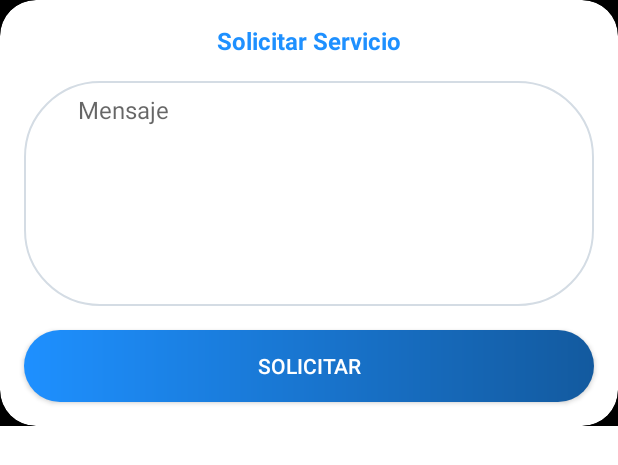
After one commit to laloretom/UnaAyuditaAqui, an Android app: the layout request_input.xml on its own in the app's theme, with its tools: preview values and no code run, on a phone screen of 412 x 824 dp. The commit adds this screen. Shown: the top 465 px of the screen. Run offline under Robolectric (Android 15) with nearby library versions, the phone set to English and light mode, and no system bars.

Commit message:
Request Service

```diff
--- /dev/null
+++ b/app/src/main/res/layout/request_input.xml
@@ -0,0 +1,79 @@
+<?xml version="1.0" encoding="utf-8"?>
+<androidx.constraintlayout.widget.ConstraintLayout
+    xmlns:android="http://schemas.android.com/apk/res/android"
+    android:layout_width="match_parent"
+    android:layout_height="wrap_content"
+    xmlns:app="http://schemas.android.com/apk/res-auto"
+    xmlns:tools="http://schemas.android.com/tools"
+    tools:background="@color/black">
+
+    <com.google.android.material.card.MaterialCardView
+        android:id="@+id/ccTrip"
+        android:layout_width="0dp"
+        android:layout_height="wrap_content"
+        app:cardCornerRadius="24dp"
+        app:cardElevation="0dp"
+        android:background="?attr/colorOnPrimary"
+        app:layout_constraintStart_toStartOf="parent"
+        app:layout_constraintEnd_toEndOf="parent"
+        app:layout_constraintBottom_toBottomOf="parent"
+        app:layout_constraintTop_toTopOf="parent">
+
+        <androidx.constraintlayout.widget.ConstraintLayout
+            android:layout_width="match_parent"
+            android:layout_height="wrap_content">
+
+            <TextView
+                android:id="@+id/toTextView"
+                android:layout_width="wrap_content"
+                android:layout_height="wrap_content"
+                android:layout_margin="16dp"
+                app:layout_constraintTop_toTopOf="parent"
+                app:layout_constraintStart_toStartOf="parent"
+                app:layout_constraintEnd_toEndOf="parent"
+                android:text="Solicitar Servicio"
+                android:textStyle="bold"
+                android:textSize="16dp"
+                android:textColor="@color/colorPrimary" />
+
+            <EditText
+                android:id="@+id/messageEditText"
+                android:layout_width="match_parent"
+                android:layout_height="150dp"
+                app:layout_constraintTop_toBottomOf="@id/toTextView"
+                app:layout_constraintStart_toStartOf="parent"
+                app:layout_constraintEnd_toEndOf="parent"
+                android:layout_marginTop="16dp"
+                android:layout_marginStart="16dp"
+                android:layout_marginEnd="16dp"
+                android:background="@drawable/ic_field"
+                android:ems="255"
+                android:gravity="clip_vertical"
+                android:hint="Mensaje"
+                android:inputType="textMultiLine"
+                android:lines="6"
+                android:maxLines="12"
+                android:minLines="6"
+                android:paddingLeft="36dp"
+                android:paddingTop="8dp"
+                android:paddingRight="16dp"
+                android:paddingBottom="8dp"
+                android:textSize="16sp" />
+
+            <androidx.appcompat.widget.AppCompatButton
+                android:id="@+id/requestButton"
+                android:layout_width="match_parent"
+                android:layout_height="wrap_content"
+                app:layout_constraintTop_toBottomOf="@+id/messageEditText"
+                app:layout_constraintStart_toStartOf="parent"
+                app:layout_constraintEnd_toEndOf="parent"
+                app:layout_constraintBottom_toBottomOf="parent"
+                android:layout_margin="16dp"
+                android:background="@drawable/ic_buttom"
+                android:text="Solicitar"
+                android:textColor="#FFF" />
+
+        </androidx.constraintlayout.widget.ConstraintLayout>
+    </com.google.android.material.card.MaterialCardView>
+
+</androidx.constraintlayout.widget.ConstraintLayout>
```
Also changed, not shown: app/src/main/java/com/unaayuditaaqui/unaayuditaaqui/DetailServiceActivity.kt (+35 -10 lines), app/src/main/java/com/unaayuditaaqui/unaayuditaaqui/Request.kt (added, +32 -0 lines), app/src/main/java/com/unaayuditaaqui/unaayuditaaqui/RequestDialog.kt (added, +35 -0 lines).
